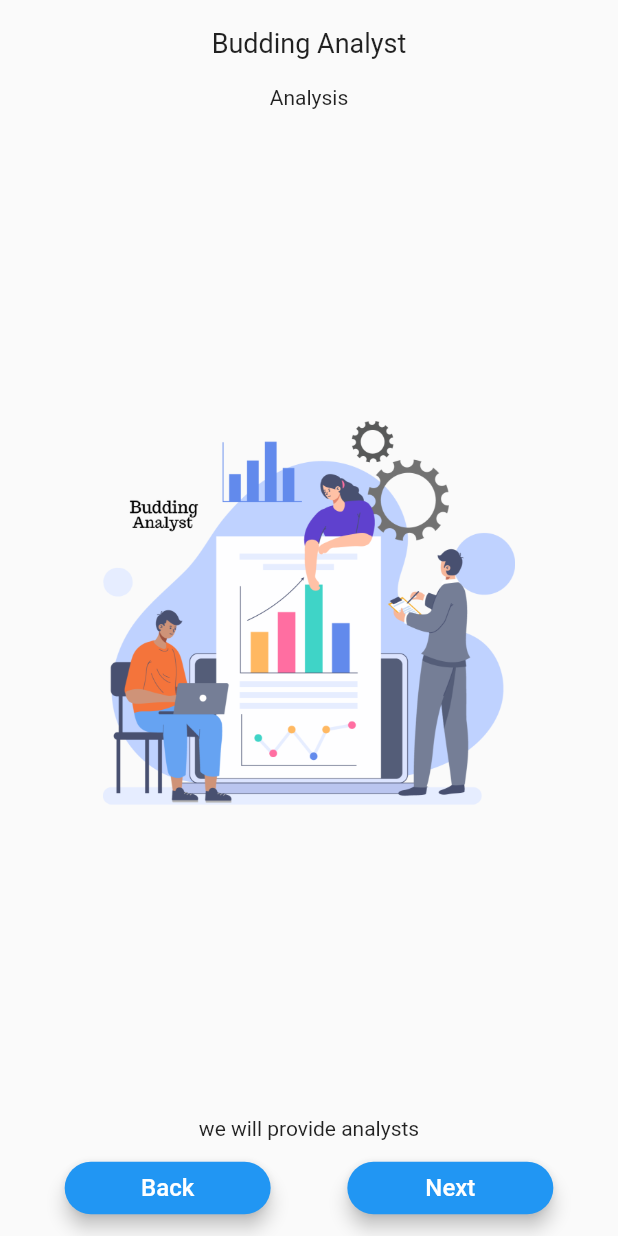
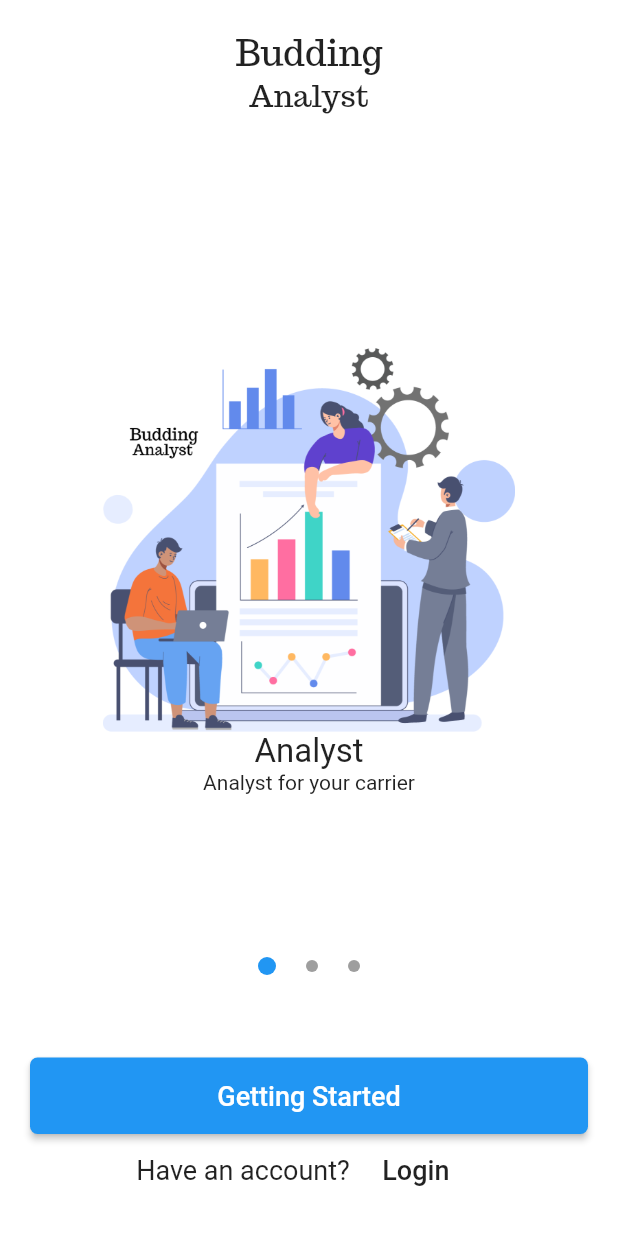
Before and after one commit to AmritRandhawaJi/BuddingAnalyst, a Flutter app: the screen it shows after launch, on a phone screen of 412 x 824 dp. Run offline on Flutter 3.47's test engine with Material 2 defaults, Android fonts, the light colour scheme and no system bars.

Commit message:
Budding Analyst source code

```diff
--- /dev/null
+++ b/lib/PageViewModel.dart
@@ -0,0 +1,16 @@
+
+class Slide{
+
+String title;
+String description;
+String image;
+
+Slide({required this.title, required this.description, required this.image});
+}
+
+final slideList = [
+  Slide(title: "Analyst", description: "Analyst for your carrier", image: "assets/analyst.png"),
+  Slide(title: "Mentors", description: "Live Mentors will guide you", image: "assets/mentor.png"),
+  Slide(title: "Live Stream", description: "Live stream across the world", image: "assets/live.png"),
+
+];
--- /dev/null
+++ b/lib/SlideItem.dart
@@ -0,0 +1,34 @@
+import 'package:budding_analyst/PageViewModel.dart';
+import 'package:flutter/material.dart';
+
+
+class SlideItem extends StatelessWidget {
+  final int index;
+  SlideItem(this.index);
+
+  @override
+  Widget build(BuildContext context) {
+    final screenSize = MediaQuery.of(context);
+    return Column(
+mainAxisAlignment: MainAxisAlignment.center,
+      crossAxisAlignment: CrossAxisAlignment.center,
+      children: <Widget>[
+
+       Container(width: screenSize.size.width/1.5,child: Image.asset(slideList[index].image)),
+
+
+        Text(
+          slideList[index].title,
+          style: TextStyle(
+            fontSize: 22,
+          ),
+        ),
+
+        Text(
+          slideList[index].description,
+          textAlign: TextAlign.center,
+        ),
+      ],
+    );
+  }
+}
--- a/lib/StringData.dart
+++ /dev/null
@@ -1,9 +0,0 @@
-const String titleOne = "Analysis";
-const String titleTwo = "Mentor";
-const String titleThree = "Live broadcast";
-const String descriptionOne = "we will provide analysts";
-const String descriptionTwo = "we have best mentors to guide you";
-const String descriptionThree = "we have live sessions";
-const String imageOne = "analyst.png";
-const String imageTwo = "mentor.png";
-const String imageThree = "live.png";
--- a/lib/main.dart
+++ b/lib/main.dart
@@ -1,126 +1,35 @@
-import 'package:budding_analyst/StringData.dart';
-import 'package:flutter/cupertino.dart';
+
+import 'package:budding_analyst/screens/GettingStarted.dart';
+import 'package:budding_analyst/screens/LoginScreen.dart';
+import 'package:budding_analyst/screens/Signup.dart';
 import 'package:flutter/material.dart';
-import 'package:flutter/rendering.dart';
+
 import 'package:flutter/widgets.dart';
-import 'package:shared_preferences/shared_preferences.dart';
+
+
+
 
 void main() {
-  runApp(MyApp());
+
+    runApp(MyApp());
 }
 
-class MyApp extends StatefulWidget {
-  @override
-  _MyAppState createState() => _MyAppState();
-}
-
-class _MyAppState extends State<MyApp> {
-  @override
-  void initState() {
-    super.initState();
-    getData();
-  }
-
+class MyApp extends StatelessWidget {
+  // This widget is the root of your application.
   @override
   Widget build(BuildContext context) {
     return MaterialApp(
-      home: Scaffold(
-          body: SafeArea(
-            child: Column(
-        children: [
-            Padding(
-              padding: const EdgeInsets.all(18.0),
-              child: Text(
-                "Budding Analyst",
-                style: TextStyle(
-                  fontSize: 18.0,
-                ),
-              ),
-            ),
-            Expanded(child: PageViewAdaptor()),
-
-            Row(
-              mainAxisAlignment: MainAxisAlignment.spaceEvenly,
-              children: [Buttons("Back"), Buttons("Next")],
-            )
-        ],
+      title: 'Flutter Demo',
+      debugShowCheckedModeBanner: false,
+      theme: ThemeData(
+        primarySwatch: Colors.blue,
       ),
-          )),
+      home: GettingStartedScreen(),
+      routes: {
+        LoginScreen.routeName: (ctx) => LoginScreen(),
+        SignupScreen.routeName: (ctx) => SignupScreen(),
+      },
     );
   }
 
-  getData() async {
-    SharedPreferences preferences = await SharedPreferences.getInstance();
-  }
 }
-
-class Buttons extends StatelessWidget {
-  Buttons(this.buttonName);
-
-  final String buttonName;
-
-  @override
-  Widget build(BuildContext context) {
-    final screenSize = MediaQuery.of(context);
-    return Padding(
-      padding: const EdgeInsets.all(8.0),
-      child: MaterialButton(
-          onPressed: () {},
-          shape: RoundedRectangleBorder(
-              borderRadius: BorderRadius.all(Radius.circular(20.0))),
-          elevation: 5.0,
-          minWidth: screenSize.size.width/3,
-          height: 35,
-          color: Colors.blue,
-          child: new Text(buttonName,
-              style: new TextStyle(fontSize: 16.0, color: Colors.white))),
-    );
-  }
-}
-
-class PageViewAdaptor extends StatelessWidget {
-  @override
-  Widget build(BuildContext context) {
-    final screenSize = MediaQuery.of(context);
-    return PageView(
-      children: [
-
-        Center(child: PageViewContent(titleOne, imageOne, descriptionOne)),
-        Center(child: PageViewContent(titleTwo, imageTwo, descriptionTwo)),
-        Center(child: PageViewContent(titleThree, imageThree, descriptionThree))
-      ],
-    );
-  }
-}
-
-class PageViewContent extends StatelessWidget {
-  PageViewContent(this.title, this.image, this.description);
-
-  final String title;
-  final String image;
-  final String description;
-
-  @override
-  Widget build(BuildContext context) {
-    final screenSize = MediaQuery.of(context);
-    return Expanded(
-      child: Container(
-        child: Column(
-          children: [
-            Text(this.title),
-
-            Expanded(
-              child: Image.asset(
-                "assets/$image",
-                width: screenSize.size.width / 1.5,
-                height: screenSize.size.height / 1.5,
-              ),
-            ),
-
-            Text(this.description)
-          ],
-        ),
-      ),
-    );
-  }
-}
--- /dev/null
+++ b/lib/screens/GettingStarted.dart
@@ -0,0 +1,146 @@
+import 'dart:async';
+
+import 'package:budding_analyst/PageViewModel.dart';
+import 'package:budding_analyst/SlideItem.dart';
+import 'package:budding_analyst/widgets/SlideDots.dart';
+import 'package:flutter/material.dart';
+
+import 'LoginScreen.dart';
+import 'Signup.dart';
+
+
+class GettingStartedScreen extends StatefulWidget {
+  @override
+  _GettingStartedScreenState createState() => _GettingStartedScreenState();
+}
+
+class _GettingStartedScreenState extends State<GettingStartedScreen> {
+  int _currentPage = 0;
+  final PageController _pageController = PageController(initialPage: 0);
+
+  @override
+  void initState() {
+    super.initState();
+    Timer.periodic(Duration(seconds: 8), (Timer timer) {
+      if (_currentPage < 2) {
+        _currentPage++;
+      } else {
+        _currentPage = 0;
+      }
+
+      _pageController.animateToPage(
+        _currentPage,
+        duration: Duration(milliseconds: 300),
+        curve: Curves.easeIn,
+      );
+    });
+  }
+
+  @override
+  void dispose() {
+    super.dispose();
+    _pageController.dispose();
+  }
+
+  _onPageChanged(int index) {
+    setState(() {
+      _currentPage = index;
+    });
+  }
+
+  @override
+  Widget build(BuildContext context) {
+    return Scaffold(
+      body: Container(
+        color: Colors.white,
+        child: Padding(
+          padding: const EdgeInsets.all(20),
+          child: Column(
+            children: <Widget>[
+              Text("Budding",style: TextStyle(fontFamily: "Trocchi",fontSize: 24),),
+              Text("Analyst",style: TextStyle(fontFamily: "Trocchi",fontSize: 20),),
+              Expanded(
+                child: Stack(
+                  alignment: AlignmentDirectional.bottomCenter,
+                  children: <Widget>[
+                    PageView.builder(
+                      scrollDirection: Axis.horizontal,
+                      controller: _pageController,
+                      onPageChanged: _onPageChanged,
+                      itemCount: slideList.length,
+                      itemBuilder: (ctx, i) => SlideItem(i),
+                    ),
+                    Stack(
+                      alignment: AlignmentDirectional.topStart,
+                      children: <Widget>[
+                        Container(
+                          margin: const EdgeInsets.only(bottom: 35),
+                          child: Row(
+                            mainAxisSize: MainAxisSize.min,
+                            mainAxisAlignment: MainAxisAlignment.center,
+                            children: <Widget>[
+                              for(int i = 0; i<slideList.length; i++)
+                                if( i == _currentPage )
+                                  SlideDots(true)
+                                else
+                                  SlideDots(false)
+                            ],
+                          ),
+                        )
+                      ],
+                    )
+                  ],
+                ),
+              ),
+              SizedBox(
+                height: 20,
+              ),
+              Column(
+                crossAxisAlignment: CrossAxisAlignment.stretch,
+                children: <Widget>[
+                  MaterialButton(
+                    child: Text(
+                      'Getting Started',
+                      style: TextStyle(
+                        fontSize: 18,
+                      ),
+                    ),
+                    shape: RoundedRectangleBorder(
+                      borderRadius: BorderRadius.circular(5),
+                    ),
+                    padding: const EdgeInsets.all(15),
+                    color: Theme.of(context).primaryColor,
+                    textColor: Colors.white,
+                    onPressed: () {
+                      Navigator.of(context).pushNamed(SignupScreen.routeName);
+                    },
+                  ),
+                  Row(
+                    mainAxisAlignment: MainAxisAlignment.center,
+                    children: <Widget>[
+                      Text(
+                        'Have an account?',
+                        style: TextStyle(
+                          fontSize: 18,
+                        ),
+                      ),
+                      MaterialButton(
+                        child: Text(
+                          'Login',
+                          style: TextStyle(fontSize: 18),
+                        ),
+                        onPressed: () {
+                          Navigator.of(context).pushNamed(LoginScreen.routeName);
+                        },
+                      ),
+                    ],
+                  ),
+                ],
+              )
+            ],
+          ),
+        ),
+      ),
+    );
+  }
+}
--- /dev/null
+++ b/lib/widgets/SlideDots.dart
@@ -0,0 +1,20 @@
+import 'package:flutter/material.dart';
+
+class SlideDots extends StatelessWidget {
+ final bool isActive;
+  SlideDots(this.isActive);
+
+  @override
+  Widget build(BuildContext context) {
+    return AnimatedContainer(
+      duration: Duration(milliseconds: 150),
+      margin: const EdgeInsets.symmetric(horizontal: 10),
+      height: isActive ? 12 : 8,
+      width: isActive ? 12 : 8,
+      decoration: BoxDecoration(
+        color: isActive ? Theme.of(context).primaryColor : Colors.grey,
+        borderRadius: BorderRadius.all(Radius.circular(12)),
+      ),
+    );
+  }
+}
```
Also changed, not shown: lib/screens/LoginScreen.dart (added, +94 -0 lines), lib/screens/Signup.dart (added, +148 -0 lines), pubspec.yaml (+4 -6 lines), fonts/Trocchi-Regular.ttf (added), pubspec.lock, 1 other file.
